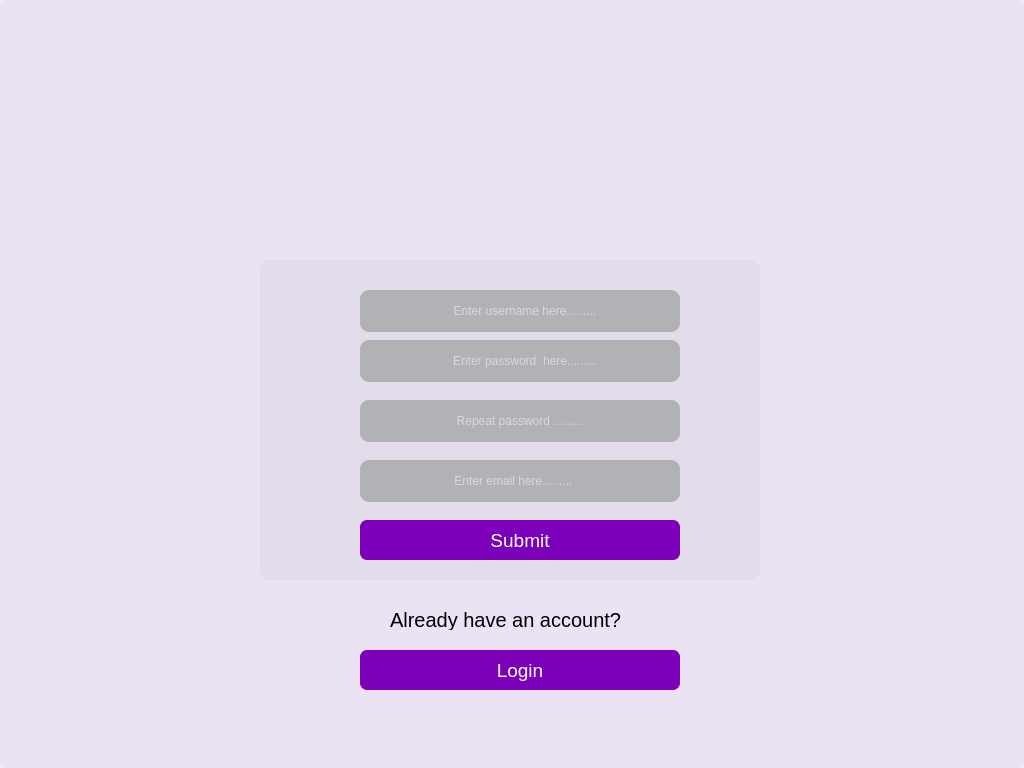
Above: static/register.ui from lakshmivishal9496/Soft-Health before the change. Below: the same form after it.
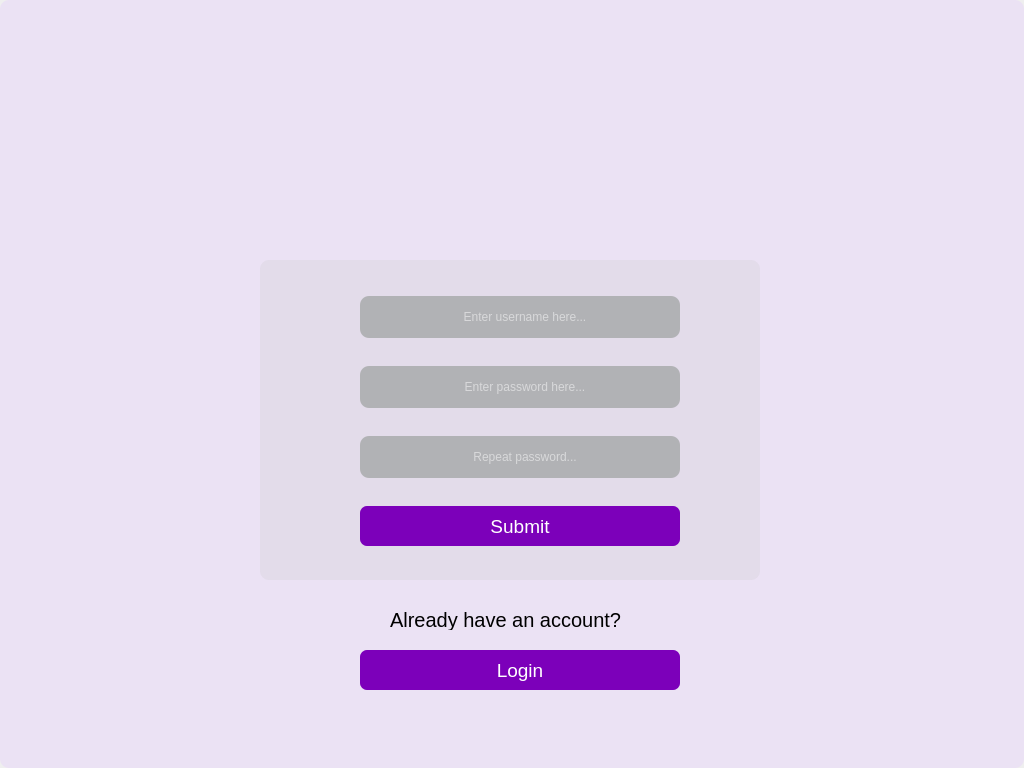
That is the form after the change. Icons and pictures are not drawn.

Commit message: implemented the logic of having separate widgets

```diff
--- a/static/register.ui
+++ b/static/register.ui
@@ -45,14 +45,14 @@
      <property name="geometry">
       <rect>
        <x>100</x>
-       <y>260</y>
+       <y>246</y>
        <width>320</width>
        <height>40</height>
       </rect>
      </property>
      <property name="font">
       <font>
-       <pointsize>1</pointsize>
+       <pointsize>-1</pointsize>
       </font>
      </property>
      <property name="styleSheet">
@@ -71,34 +71,11 @@
       <string>Submit</string>
      </property>
     </widget>
-    <widget class="QLineEdit" name="tb5">
-     <property name="geometry">
-      <rect>
-       <x>100</x>
-       <y>200</y>
-       <width>320</width>
-       <height>42</height>
-      </rect>
-     </property>
-     <property name="styleSheet">
-      <string notr="true">background-color: rgb(177, 178, 181);
-color:rgb(255,255,255);
-padding-left: 10px;
-border-bottom-color: rgba(46,82,101,255);
-</string>
-     </property>
-     <property name="alignment">
-      <set>Qt::AlignCenter</set>
-     </property>
-     <property name="placeholderText">
-      <string>Enter email here.........       </string>
-     </property>
-    </widget>
     <widget class="QLineEdit" name="tb6">
      <property name="geometry">
       <rect>
        <x>100</x>
-       <y>140</y>
+       <y>176</y>
        <width>320</width>
        <height>42</height>
       </rect>
@@ -117,14 +94,14 @@
       <set>Qt::AlignCenter</set>
      </property>
      <property name="placeholderText">
-      <string>Repeat password .........   </string>
+      <string>Repeat password...</string>
      </property>
     </widget>
     <widget class="QLineEdit" name="tb3">
      <property name="geometry">
       <rect>
        <x>100</x>
-       <y>30</y>
+       <y>36</y>
        <width>320</width>
        <height>42</height>
       </rect>
@@ -139,14 +116,14 @@
       <set>Qt::AlignCenter</set>
      </property>
      <property name="placeholderText">
-      <string>Enter username here.........</string>
+      <string>Enter username here...</string>
      </property>
     </widget>
     <widget class="QLineEdit" name="tb4">
      <property name="geometry">
       <rect>
        <x>100</x>
-       <y>80</y>
+       <y>106</y>
        <width>320</width>
        <height>42</height>
       </rect>
@@ -165,7 +142,7 @@
       <set>Qt::AlignCenter</set>
      </property>
      <property name="placeholderText">
-      <string>Enter password  here.........</string>
+      <string>Enter password here...</string>
      </property>
     </widget>
    </widget>
```
Left out of the diff: 11 changed lines with no effect on the pictures. The commit also changes 3 other files.
